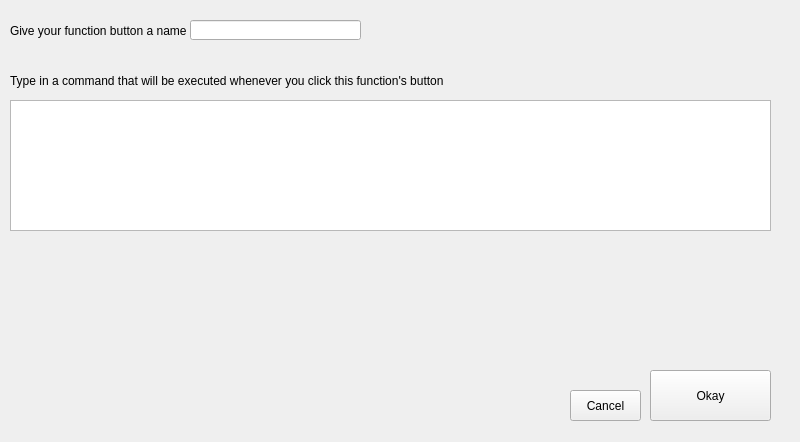
torsten-gattung/pyqt-mongodb-interface, file ui/function_button_blank_gui.ui: the form before one commit.
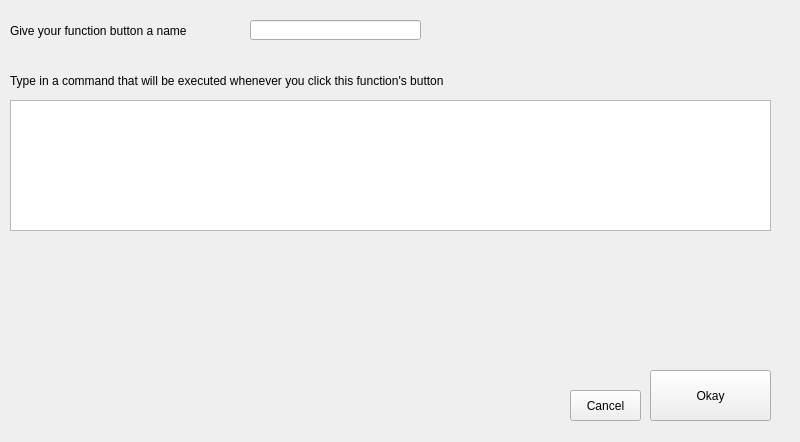
The form after the commit.

Commit message: Update ui files for ubuntu - Some Labels resizes and font size changes to make items fit - minor repositioning

Patch:
```diff
--- a/ui/function_button_blank_gui.ui
+++ b/ui/function_button_blank_gui.ui
@@ -32,7 +32,7 @@
      <rect>
       <x>10</x>
       <y>70</y>
-      <width>651</width>
+      <width>761</width>
       <height>21</height>
      </rect>
     </property>
@@ -45,7 +45,7 @@
      <rect>
       <x>10</x>
       <y>20</y>
-      <width>181</width>
+      <width>231</width>
       <height>21</height>
      </rect>
     </property>
@@ -69,7 +69,7 @@
    <widget class="QLineEdit" name="buttonNameLineEdit">
     <property name="geometry">
      <rect>
-      <x>190</x>
+      <x>250</x>
       <y>20</y>
       <width>171</width>
       <height>20</height>
```
The commit also changes 4 other files.
